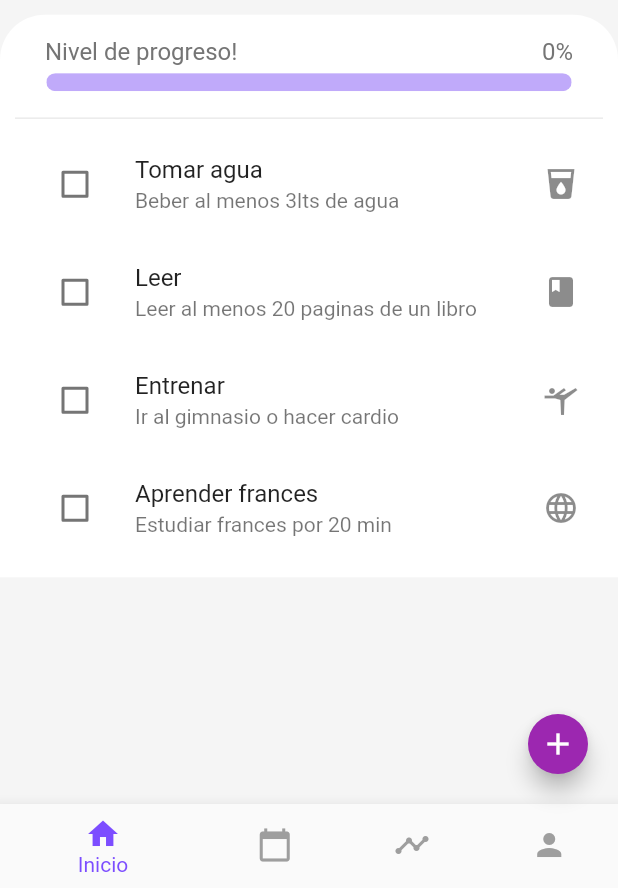
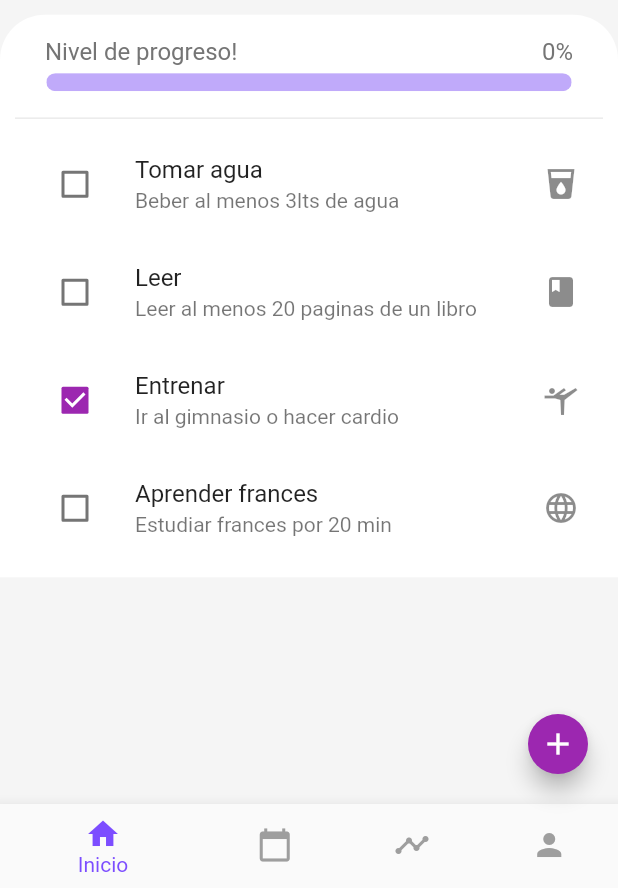
Before and after one commit to pilig07/e-comerce, a Flutter app: the HomeScreen screen opened by its route, on a phone screen of 412 x 824 dp, the part 348-1236 px from its top. Run offline on Flutter 3.47's test engine with Material 2 defaults, Android fonts, the phone set to English and light mode, and no system bars; our stand-ins replace firebase_core, firebase_database, fl_chart, image_picker, shared_preferences; missing offline and left inert: dart:ffi; accounts and stored records are empty.

Commit message:
Mod lists

```diff
--- a/flutter_application_4/lib/services.dart/lists.dart
+++ b/flutter_application_4/lib/services.dart/lists.dart
@@ -5,24 +5,24 @@ List habitList = [
     false, //If it is complete or not
     "Tomar agua", //The title of the habit
     "Beber al menos 3lts de agua", //The subtitle of the habit,
-    Icon(Icons.local_drink) //The icon of the habit
+    const Icon(Icons.local_drink) //The icon of the habits
   ],
   [
     false, //If it is complete or not
     "Leer", //The title of the habit
     "Leer al menos 20 paginas de un libro", //The subtitle of the habit,
-    Icon(Icons.book) //The icon of the habit
+    const Icon(Icons.book) //The icon of the habit
   ],
   [
-    false, //If it is complete or not
+    true, //If it is complete or not
     "Entrenar", //The title of the habit
     "Ir al gimnasio o hacer cardio", //The subtitle of the habit,
-    Icon(Icons.sports_gymnastics), //The icon of the habit
+    const Icon(Icons.sports_gymnastics), //The icon of the habit
   ],
   [
     false, //If it is complete or not
     "Aprender frances", //The title of the habit
     "Estudiar frances por 20 min", //The subtitle of the habit,
-    Icon(Icons.language), //The icon of the habit
+    const Icon(Icons.language), //The icon of the habit
   ],
 ];
```
